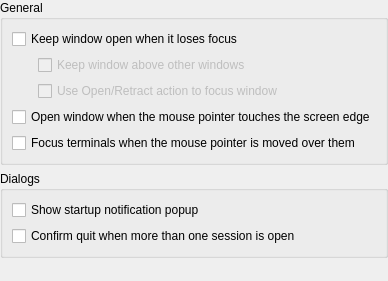
Old version of the form app/config/behaviorsettings.ui in the repository KDE/yakuake.
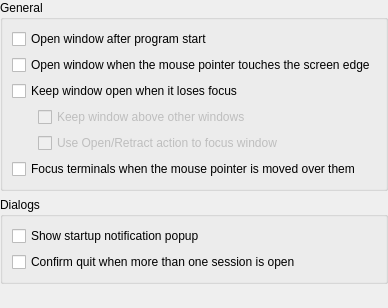
New version of the form.

Commit message: Merge a slightly modified patch adding an option to auto-open the window after program start, originally made by Peter Lewis. CCMAIL:prlewis@letterboxes.org

```diff
--- a/app/config/behaviorsettings.ui
+++ b/app/config/behaviorsettings.ui
@@ -1,12 +1,12 @@
 <ui version="4.0" >
  <class>BehaviorSettings</class>
- <widget class="QWidget" name="BehaviorSettings" >
-  <property name="geometry" >
+ <widget class="QWidget" name="BehaviorSettings">
+  <property name="geometry">
    <rect>
     <x>0</x>
     <y>0</y>
     <width>364</width>
-    <height>281</height>
+    <height>308</height>
    </rect>
   </property>
   <layout class="QVBoxLayout" name="verticalLayout" >
@@ -18,15 +18,32 @@
      <property name="title" >
       <string comment="@title:group Group box label" >General</string>
      </property>
-     <layout class="QGridLayout" name="gridLayout" >
-      <item row="0" column="0" colspan="2" >
-       <widget class="QCheckBox" name="kcfg_KeepOpen" >
-        <property name="text" >
-         <string comment="@option:check" >Keep window open when it loses focus</string>
+     <layout class="QGridLayout" name="gridLayout">
+      <item row="0" column="0" colspan="2">
+       <widget class="QCheckBox" name="kcfg_OpenAfterStart">
+        <property name="text">
+         <string comment="@option:check">Open window after program start</string>
         </property>
        </widget>
       </item>
-      <item row="1" column="0" >
+      <item row="1" column="0" colspan="2">
+       <widget class="QCheckBox" name="kcfg_PollMouse">
+        <property name="whatsThis">
+         <string comment="@info:whatsthis">If this option is enabled, the window will automatically open when the mouse pointer is moved to the same edge of the screen that it would open on when using the shortcut.</string>
+        </property>
+        <property name="text">
+         <string comment="@option:check">Open window when the mouse pointer touches the screen edge</string>
+        </property>
+       </widget>
+      </item>
+      <item row="2" column="0" colspan="2">
+       <widget class="QCheckBox" name="kcfg_KeepOpen">
+        <property name="text">
+         <string comment="@option:check">Keep window open when it loses focus</string>
+        </property>
+       </widget>
+      </item>
+      <item row="3" column="0">
        <spacer>
         <property name="orientation" >
          <enum>Qt::Horizontal</enum>
@@ -42,9 +59,9 @@
         </property>
        </spacer>
       </item>
-      <item row="1" column="1" >
-       <widget class="QCheckBox" name="kcfg_KeepAbove" >
-        <property name="enabled" >
+      <item row="3" column="1">
+       <widget class="QCheckBox" name="kcfg_KeepAbove">
+        <property name="enabled">
          <bool>false</bool>
         </property>
         <property name="sizePolicy" >
@@ -58,7 +75,7 @@
         </property>
        </widget>
       </item>
-      <item row="2" column="0" >
+      <item row="4" column="0">
        <spacer>
         <property name="orientation" >
          <enum>Qt::Horizontal</enum>
@@ -74,9 +91,9 @@
         </property>
        </spacer>
       </item>
-      <item row="2" column="1" >
-       <widget class="QCheckBox" name="kcfg_ToggleToFocus" >
-        <property name="enabled" >
+      <item row="4" column="1">
+       <widget class="QCheckBox" name="kcfg_ToggleToFocus">
+        <property name="enabled">
          <bool>false</bool>
         </property>
         <property name="sizePolicy" >
@@ -93,20 +110,10 @@
         </property>
        </widget>
       </item>
-      <item row="3" column="0" colspan="2" >
-       <widget class="QCheckBox" name="kcfg_PollMouse" >
-        <property name="whatsThis" >
-         <string comment="@info:whatsthis" >If this option is enabled, the window will automatically open when the mouse pointer is moved to the same edge of the screen that it would open on when using the shortcut.</string>
-        </property>
-        <property name="text" >
-         <string comment="@option:check" >Open window when the mouse pointer touches the screen edge</string>
-        </property>
-       </widget>
-      </item>
-      <item row="4" column="0" colspan="2" >
-       <widget class="QCheckBox" name="kcfg_FocusFollowsMouse" >
-        <property name="text" >
-         <string comment="@option:check" >Focus terminals when the mouse pointer is moved over them</string>
+      <item row="5" column="0" colspan="2">
+       <widget class="QCheckBox" name="kcfg_FocusFollowsMouse">
+        <property name="text">
+         <string comment="@option:check">Focus terminals when the mouse pointer is moved over them</string>
         </property>
        </widget>
       </item>
```
Left out of the diff: 78 changed lines with no effect on the pictures. The commit also changes 3 other files.
